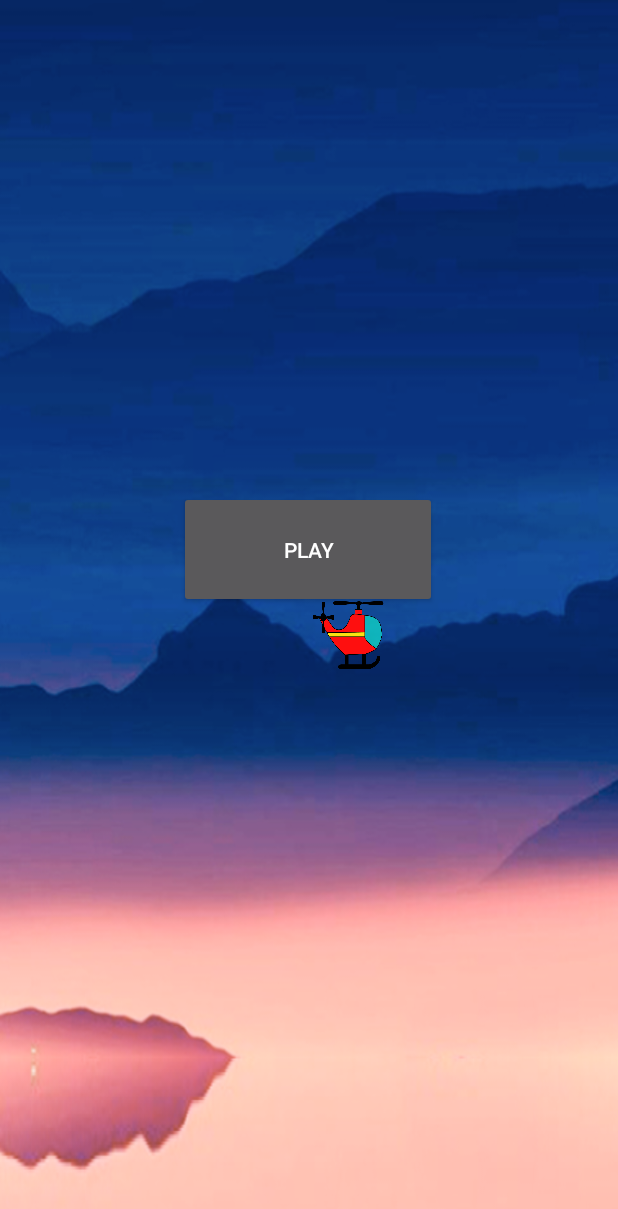
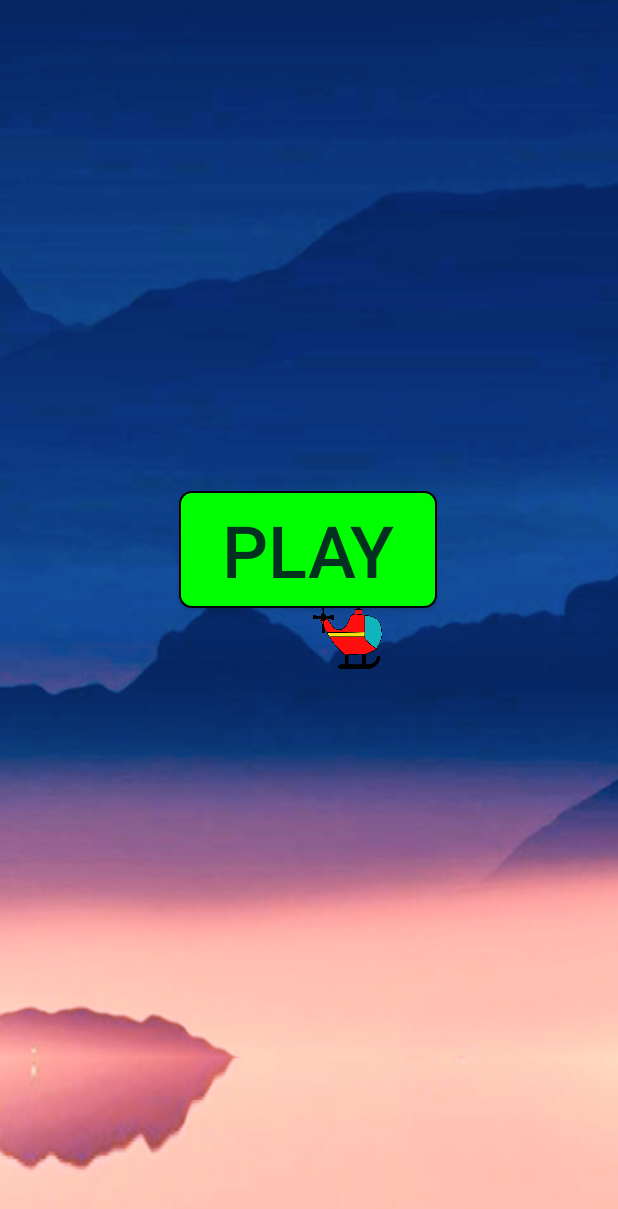
Before and after one commit to LorenzoCorradi/Flying_Chicken, an Android app: the screen it shows after launch (MainActivity2), on a phone screen of 412 x 824 dp. Shown: the top 1209 px of the screen. Run offline under Robolectric (Android 15) with nearby library versions, the phone set to English and light mode, and no system bars.

Commit message:
aggiunto contatore monete

```diff
--- a/app/build.gradle
+++ b/app/build.gradle
@@ -21,7 +21,11 @@ android {
             proguardFiles getDefaultProguardFile('proguard-android-optimize.txt'), 'proguard-rules.pro'
         }
     }
-    compileOptions {
+    defaultConfig {
+        vectorDrawables.useSupportLibrary = true
+    }
+
+compileOptions {
         sourceCompatibility JavaVersion.VERSION_1_8
         targetCompatibility JavaVersion.VERSION_1_8
     }
--- a/app/src/main/java/com/example/flyingchicken/BaseObject.java
+++ b/app/src/main/java/com/example/flyingchicken/BaseObject.java
@@ -73,4 +73,7 @@ public class BaseObject {
     public boolean touchesPipe(Pipe p){
         return getRect().intersect(p.getRectTop()) || getRect().intersect(p.getRectBottom());
     }
+    public boolean touchesCoin(Coin c){
+        return getRect().intersect(c.getRect());
+    }
 }
--- a/app/src/main/java/com/example/flyingchicken/Constants.java
+++ b/app/src/main/java/com/example/flyingchicken/Constants.java
@@ -12,7 +12,8 @@ public class Constants {
     public static Boolean COLLISIONS;
     public static int BACKGROUND=R.drawable.vapor_background;
     public static int SCORE;
+    public static int BESTSCORE=0;
     public static Boolean RESTART;
-
+    public  static int COINS;
 
 }
--- a/app/src/main/java/com/example/flyingchicken/GameOverFragment.java
+++ b/app/src/main/java/com/example/flyingchicken/GameOverFragment.java
@@ -68,6 +68,8 @@ public class GameOverFragment extends Fragment {
 
         TextView textViewScore = v.findViewById(R.id.textViewScore);
         textViewScore.setText("Score: " + Constants.SCORE);
+        TextView textViewBestScore = v.findViewById(R.id.textViewBestScore);
+        textViewBestScore.setText("Best: " + Constants.BESTSCORE);
 
         Button mainMenuButton = v.findViewById(R.id.MainMenuButton);
         Intent intentMainMenu = new Intent(this.getContext(), MainActivity2.class);
--- a/app/src/main/res/layout/activity_main2.xml
+++ b/app/src/main/res/layout/activity_main2.xml
@@ -1,37 +1,26 @@
 <?xml version="1.0" encoding="utf-8"?>
 <androidx.constraintlayout.widget.ConstraintLayout xmlns:android="http://schemas.android.com/apk/res/android"
     xmlns:app="http://schemas.android.com/apk/res-auto"
-    xmlns:tools="http://schemas.android.com/tools"
     android:id="@+id/layout2"
     android:layout_width="match_parent"
     android:layout_height="match_parent"
-    android:background="@color/white"
-    tools:context=".MainActivity2">
-<!--
-    <VideoView
-        android:id="@+id/videoView"
+    android:background="@color/white">
+
+    <com.example.flyingchicken.GameView2
+        android:id="@+id/GameView2"
         android:layout_width="match_parent"
-        android:layout_height="match_parent"
-        app:layout_constraintBottom_toBottomOf="parent"
-        app:layout_constraintEnd_toEndOf="parent"
-        app:layout_constraintHorizontal_bias="1.0"
-        app:layout_constraintStart_toStartOf="parent"
-        app:layout_constraintTop_toTopOf="parent"
-        app:layout_constraintVertical_bias="0.0" />-->
+        android:layout_height="match_parent" />
 
-
-    <view
-        class="com.example.flyingchicken.GameView2"
-        android:id="@+id/view"
-        android:layout_width="match_parent"
-        android:layout_height="match_parent"/>
 
 
     <Button
         android:id="@+id/playButton"
         android:layout_width="172dp"
         android:layout_height="78dp"
+        android:background="@drawable/rectangle_selector"
         android:text="PLAY"
+        android:textColor="#013220"
+        android:textSize="48sp"
         app:layout_constraintBottom_toBottomOf="parent"
         app:layout_constraintEnd_toEndOf="parent"
         app:layout_constraintHorizontal_bias="0.497"
@@ -48,15 +37,15 @@
         android:layout_alignParentStart="true"
         android:layout_alignParentTop="true"
 
+        android:layout_marginStart="12dp"
+        android:layout_marginTop="15dp"
         android:background="@drawable/rectangle_selector"
-
-        app:layout_constraintBottom_toBottomOf="parent"
-        app:layout_constraintEnd_toEndOf="parent"
-        app:layout_constraintHorizontal_bias="0.05"
         app:layout_constraintStart_toStartOf="parent"
         app:layout_constraintTop_toTopOf="parent"
-        app:layout_constraintVertical_bias="0.05"
-        app:srcCompat="@drawable/ic_menu_icon" />
+        android:src="@drawable/ic_menu_icon" />
+
+
+
 
 
 </androidx.constraintlayout.widget.ConstraintLayout>
--- /dev/null
+++ b/app/src/main/res/values/ic_coin_background.xml
@@ -0,0 +1,4 @@
+<?xml version="1.0" encoding="utf-8"?>
+<resources>
+    <color name="ic_coin_background">#3DDC84</color>
+</resources>
```
Also changed, not shown: app/src/main/java/com/example/flyingchicken/Coin.java (+11 -0 lines), app/src/main/java/com/example/flyingchicken/GameView.java (+19 -4 lines), app/src/main/java/com/example/flyingchicken/MainActivity.java (+8 -1 lines), app/src/main/java/com/example/flyingchicken/Pipe.java (+4 -4 lines), app/src/main/res/drawable/border.xml (deleted, +0 -16 lines), app/src/main/res/drawable/coin_rectagle.xml (added, +10 -0 lines), app/src/main/res/drawable/ic_coin2.xml (added, +54 -0 lines), app/src/main/res/layout/activity_main.xml (+15 -0 lines), app/src/main/res/layout/fragment_game_over.xml (+8 -0 lines), app/src/main/ic_coin-playstore.png (added).
